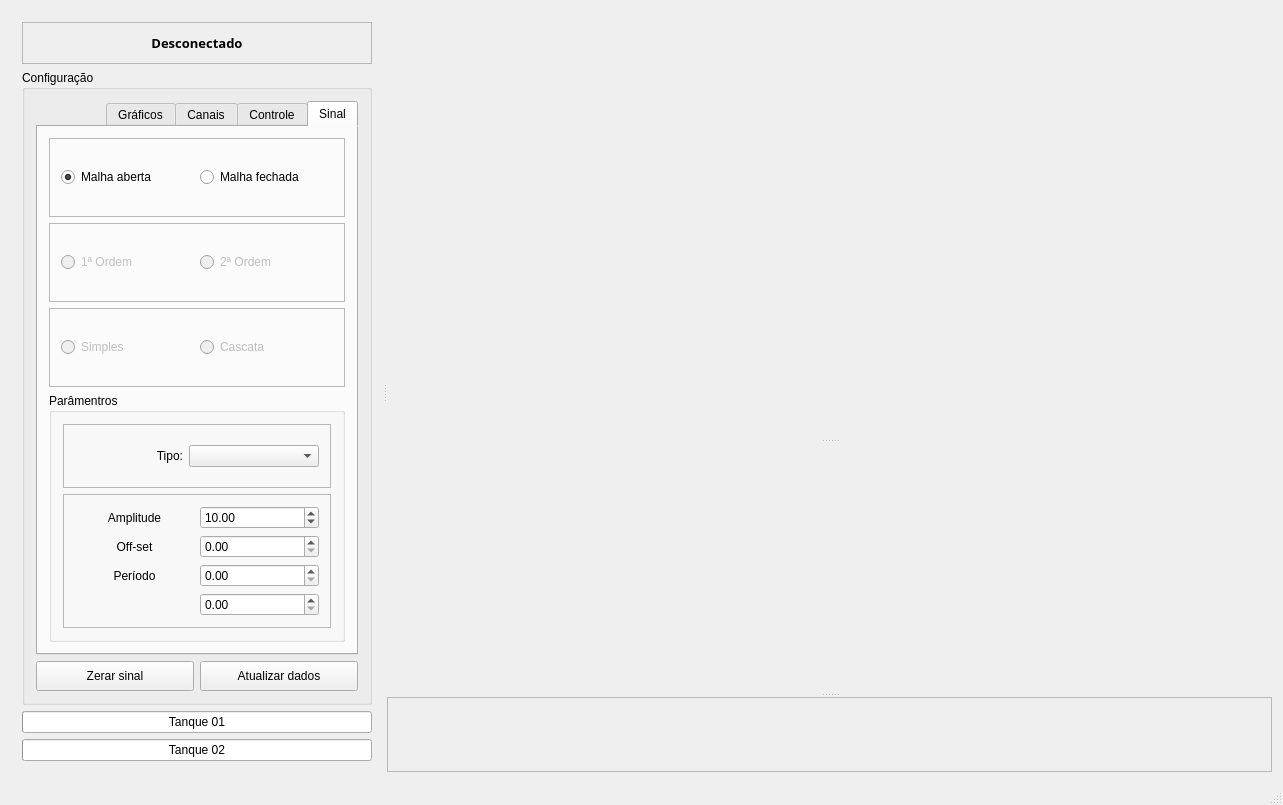
Qt form mainwindow.ui (Chechunlong/control) before a commit.
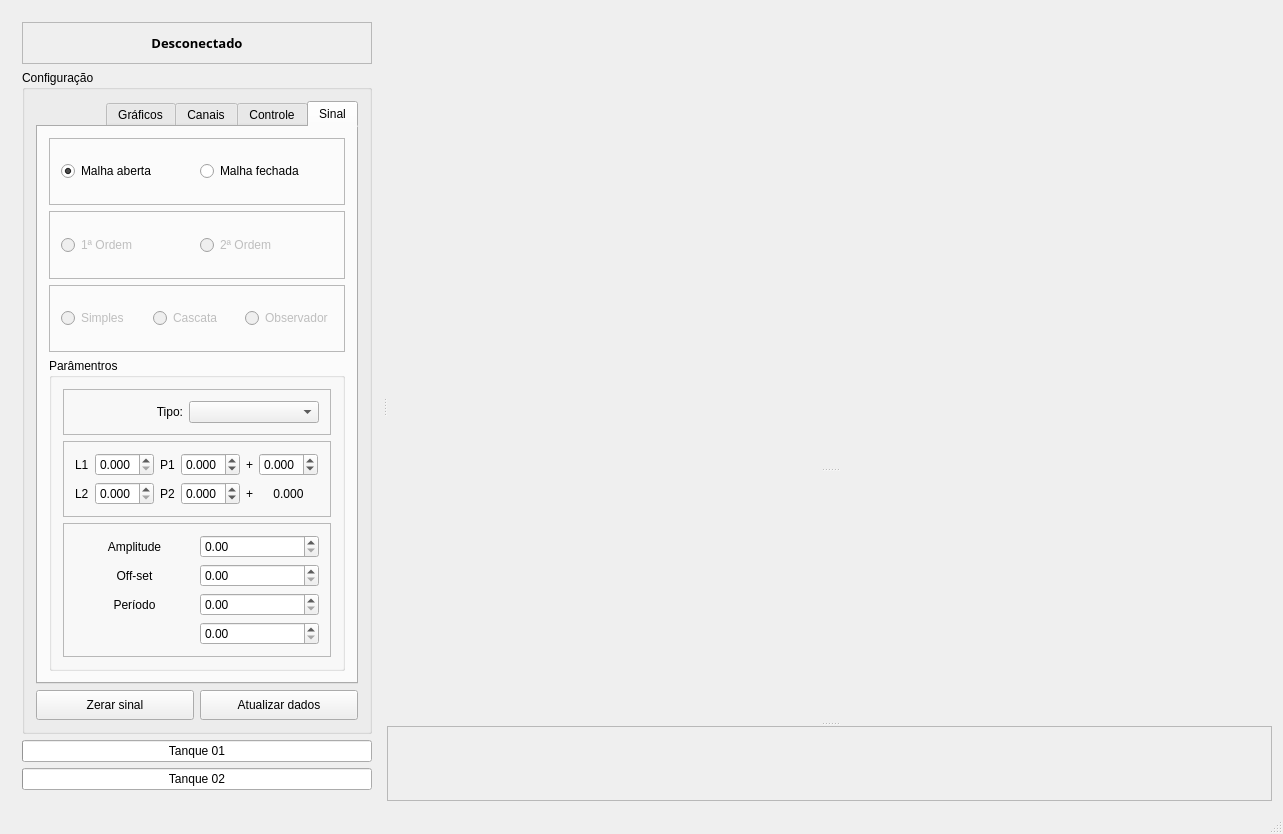
The same form after that commit. The open tabs and pages were chosen to show the change. Custom widgets are drawn as their Qt base class.

Diff of the .ui file:
```diff
--- a/mainwindow.ui
+++ b/mainwindow.ui
@@ -85,7 +85,7 @@
               <enum>Qt::RightToLeft</enum>
              </property>
              <property name="currentIndex">
-              <number>1</number>
+              <number>0</number>
              </property>
              <widget class="QWidget" name="tab_sinal">
               <attribute name="title">
@@ -93,7 +93,7 @@
               </attribute>
               <layout class="QGridLayout" name="gridLayout_7">
                <item row="0" column="0">
-                <layout class="QVBoxLayout" name="verticalLayout_9">
+                <layout class="QVBoxLayout" name="layoutTipoDeSistema">
                  <item>
                   <widget class="QFrame" name="frameMalha">
                    <property name="frameShape">
@@ -176,6 +176,16 @@
                     <enum>QFrame::Plain</enum>
                    </property>
                    <layout class="QHBoxLayout" name="layoutTipo2Ordem">
+                    <item>
+                     <widget class="QRadioButton" name="radioObservador">
+                      <property name="layoutDirection">
+                       <enum>Qt::LeftToRight</enum>
+                      </property>
+                      <property name="text">
+                       <string>Observador</string>
+                      </property>
+                     </widget>
+                    </item>
                     <item>
                      <widget class="QRadioButton" name="radioCascata">
                       <property name="layoutDirection">
@@ -242,6 +252,147 @@
                     </layout>
                    </widget>
                   </item>
+                  <item>
+                   <widget class="QFrame" name="frameKP">
+                    <property name="frameShape">
+                     <enum>QFrame::StyledPanel</enum>
+                    </property>
+                    <property name="frameShadow">
+                     <enum>QFrame::Raised</enum>
+                    </property>
+                    <layout class="QGridLayout" name="gridLayout_13">
+                     <item row="0" column="0">
+                      <widget class="QLabel" name="label">
+                       <property name="text">
+                        <string>L1</string>
+                       </property>
+                      </widget>
+                     </item>
+                     <item row="0" column="4">
+                      <widget class="QDoubleSpinBox" name="dSpinP1Real">
+                       <property name="decimals">
+                        <number>3</number>
+                       </property>
+                       <property name="minimum">
+                        <double>-1.000000000000000</double>
+                       </property>
+                       <property name="maximum">
+                        <double>1.000000000000000</double>
+                       </property>
+                       <property name="singleStep">
+                        <double>0.100000000000000</double>
+                       </property>
+                      </widget>
+                     </item>
+                     <item row="0" column="5" colspan="2">
+                      <widget class="QLabel" name="label_5">
+                       <property name="text">
+                        <string>+</string>
+                       </property>
+                      </widget>
+                     </item>
+                     <item row="1" column="0" rowspan="2">
+                      <widget class="QLabel" name="label_2">
+                       <property name="text">
+                        <string>L2</string>
+                       </property>
+                      </widget>
+                     </item>
+                     <item row="1" column="1" rowspan="2">
+                      <widget class="QDoubleSpinBox" name="dSpinL2">
+                       <property name="decimals">
+                        <number>3</number>
+                       </property>
+                       <property name="minimum">
+                        <double>0.000000000000000</double>
+                       </property>
+                       <property name="maximum">
+                        <double>999.990000000000009</double>
+                       </property>
+                      </widget>
+                     </item>
+                     <item row="1" column="3" rowspan="2">
+                      <widget class="QLabel" name="label_4">
+                       <property name="text">
+                        <string>P2</string>
+                       </property>
+                      </widget>
+                     </item>
+                     <item row="1" column="4" rowspan="2">
+                      <widget class="QDoubleSpinBox" name="dSpinP2Real">
+                       <property name="decimals">
+                        <number>3</number>
+                       </property>
+                       <property name="minimum">
+                        <double>-1.000000000000000</double>
+                       </property>
+                       <property name="maximum">
+                        <double>1.000000000000000</double>
+                       </property>
+                       <property name="singleStep">
+                        <double>0.100000000000000</double>
+                       </property>
+                      </widget>
+                     </item>
+                     <item row="0" column="1">
+                      <widget class="QDoubleSpinBox" name="dSpinL1">
+                       <property name="decimals">
+                        <number>3</number>
+                       </property>
+                       <property name="minimum">
+                        <double>0.000000000000000</double>
+                       </property>
+                       <property name="maximum">
+                        <double>999.990000000000009</double>
+                       </property>
+                      </widget>
+                     </item>
+                     <item row="0" column="3">
+                      <widget class="QLabel" name="label_3">
+                       <property name="text">
+                        <string>P1</string>
+                       </property>
+                      </widget>
+                     </item>
+                     <item row="0" column="8">
+                      <widget class="QDoubleSpinBox" name="dSpinComplexo">
+                       <property name="decimals">
+                        <number>3</number>
+                       </property>
+                       <property name="minimum">
+                        <double>-1.000000000000000</double>
+                       </property>
+                       <property name="maximum">
+                        <double>1.000000000000000</double>
+                       </property>
+                       <property name="singleStep">
+                        <double>0.100000000000000</double>
+                       </property>
+                       <property name="value">
+                        <double>0.000000000000000</double>
+                       </property>
+                      </widget>
+                     </item>
+                     <item row="1" column="5" rowspan="2" colspan="2">
+                      <widget class="QLabel" name="label_6">
+                       <property name="text">
+                        <string>+</string>
+                       </property>
+                      </widget>
+                     </item>
+                     <item row="1" column="8" rowspan="2">
+                      <widget class="QLabel" name="labelComplexo">
+                       <property name="text">
+                        <string>0.000</string>
+                       </property>
+                       <property name="alignment">
+                        <set>Qt::AlignCenter</set>
+                       </property>
+                      </widget>
+                     </item>
+                    </layout>
+                   </widget>
+                  </item>
                   <item>
                    <widget class="QFrame" name="frame">
                     <property name="frameShape">
@@ -311,9 +462,6 @@
                          <property name="singleStep">
                           <double>0.500000000000000</double>
                          </property>
-                         <property name="value">
-                          <double>10.000000000000000</double>
-                         </property>
                         </widget>
                        </item>
                        <item>
@@ -483,7 +631,7 @@
                          <double>0.050000000000000</double>
                         </property>
                         <property name="value">
-                         <double>2.000000000000000</double>
+                         <double>1.000000000000000</double>
                         </property>
                        </widget>
                       </item>
@@ -531,9 +679,6 @@
                         <property name="singleStep">
                          <double>0.050000000000000</double>
                         </property>
-                        <property name="value">
-                         <double>0.010000000000000</double>
-                        </property>
                        </widget>
                       </item>
                       <item row="2" column="4">
@@ -564,9 +709,6 @@
                         <property name="singleStep">
                          <double>0.050000000000000</double>
                         </property>
-                        <property name="value">
-                         <double>0.400000000000000</double>
-                        </property>
                        </widget>
                       </item>
                       <item row="0" column="4">
@@ -714,7 +856,7 @@
                          <double>0.050000000000000</double>
                         </property>
                         <property name="value">
-                         <double>2.000000000000000</double>
+                         <double>1.000000000000000</double>
                         </property>
                        </widget>
                       </item>
@@ -759,9 +901,6 @@
                         <property name="singleStep">
                          <double>0.050000000000000</double>
                         </property>
-                        <property name="value">
-                         <double>0.500000000000000</double>
-                        </property>
                        </widget>
                       </item>
                       <item row="1" column="2">
@@ -798,9 +937,6 @@
                         <property name="singleStep">
                          <double>0.050000000000000</double>
                         </property>
-                        <property name="value">
-                         <double>0.050000000000000</double>
-                        </property>
                        </widget>
                       </item>
                       <item row="2" column="4">
@@ -1333,6 +1469,43 @@
                  </layout>
                 </widget>
                </item>
+               <item>
+                <widget class="QGroupBox" name="groupObservador">
+                 <property name="title">
+                  <string>Observador de Estados</string>
+                 </property>
+                 <layout class="QGridLayout" name="gridLayout_14">
+                  <item row="0" column="0">
+                   <widget class="QCheckBox" name="checkObsTq02">
+                    <property name="text">
+                     <string>Tanque 02</string>
+                    </property>
+                   </widget>
+                  </item>
+                  <item row="0" column="1">
+                   <widget class="QCheckBox" name="checkObsTq01">
+                    <property name="text">
+                     <string>Tanque 01</string>
+                    </property>
+                   </widget>
+                  </item>
+                  <item row="1" column="0">
+                   <widget class="QCheckBox" name="checkErroObsTq02">
+                    <property name="text">
+                     <string>Erro do Tanque 02</string>
+                    </property>
+                   </widget>
+                  </item>
+                  <item row="1" column="1">
+                   <widget class="QCheckBox" name="checkErroObsTq01">
+                    <property name="text">
+                     <string>Erro do Tanque 01</string>
+                    </property>
+                   </widget>
+                  </item>
+                 </layout>
+                </widget>
+               </item>
               </layout>
              </widget>
             </widget>
@@ -1470,6 +1643,22 @@
          </size>
         </property>
         <layout class="QGridLayout" name="gridLayout_3">
+         <item row="1" column="0">
+          <spacer name="horizontalSpacer_7">
+           <property name="orientation">
+            <enum>Qt::Horizontal</enum>
+           </property>
+           <property name="sizeType">
+            <enum>QSizePolicy::Fixed</enum>
+           </property>
+           <property name="sizeHint" stdset="0">
+            <size>
+             <width>45</width>
+             <height>75</height>
+            </size>
+           </property>
+          </spacer>
+         </item>
          <item row="1" column="1">
           <layout class="QVBoxLayout" name="verticalLayout_14">
            <item>
@@ -1531,38 +1720,6 @@
            </item>
           </layout>
          </item>
-         <item row="1" column="0">
-          <spacer name="horizontalSpacer_7">
-           <property name="orientation">
-            <enum>Qt::Horizontal</enum>
-           </property>
-           <property name="sizeType">
-            <enum>QSizePolicy::Fixed</enum>
-           </property>
-           <property name="sizeHint" stdset="0">
-            <size>
-             <width>45</width>
-             <height>75</height>
-            </size>
-           </property>
-          </spacer>
-         </item>
-         <item row="0" column="1">
-          <spacer name="verticalSpacer_14">
-           <property name="orientation">
-            <enum>Qt::Vertical</enum>
-           </property>
-           <property name="sizeType">
-            <enum>QSizePolicy::Fixed</enum>
-           </property>
-           <property name="sizeHint" stdset="0">
-            <size>
-             <width>200</width>
-             <height>5</height>
-            </size>
-           </property>
-          </spacer>
-         </item>
          <item row="1" column="2">
           <spacer name="horizontalSpacer_6">
            <property name="orientation">
@@ -1595,6 +1752,22 @@
            </property>
           </spacer>
          </item>
+         <item row="0" column="1">
+          <spacer name="verticalSpacer_14">
+           <property name="orientation">
+            <enum>Qt::Vertical</enum>
+           </property>
+           <property name="sizeType">
+            <enum>QSizePolicy::Fixed</enum>
+           </property>
+           <property name="sizeHint" stdset="0">
+            <size>
+             <width>200</width>
+             <height>5</height>
+            </size>
+           </property>
+          </spacer>
+         </item>
         </layout>
        </widget>
        <widget class="QCustomPlot" name="graficoLeitura" native="true">
```
Left out of the diff: 4 changed lines with no effect on the pictures.
